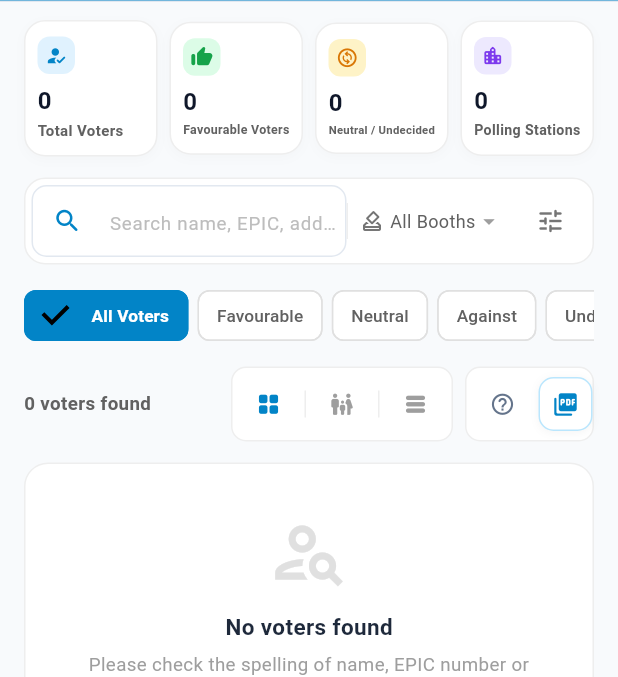
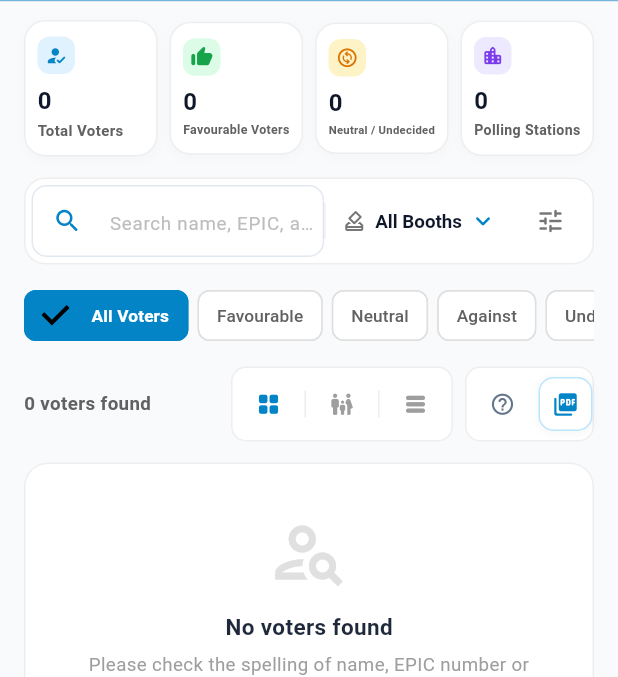
Before and after one commit to SahilParbale/Krishnaniti-App, a Flutter app: the VotersScreen screen opened directly, on a phone screen of 412 x 824 dp, the part 82-759 px from its top. Run offline on Flutter 3.47's test engine with Material 3 defaults, Android fonts, the phone set to English and light mode, and no system bars; our stand-ins replace flutter_animate, flutter_riverpod, image_picker, pdf, printing, shared_preferences and 1 more; accounts and stored records are empty; network calls fail.

Commit message:
feat(dropdown): phase 2 & 3 - convert area, booth and filter pickers to themed app dropdown in surveys, voters and diary

```diff
--- a/lib/presentation/screens/voters/voters_screen.dart
+++ b/lib/presentation/screens/voters/voters_screen.dart
@@ -1090,40 +1090,29 @@ class _VotersScreenState extends ConsumerState<VotersScreen> {
           ),
           Container(height: 24, width: 1, color: Colors.grey.shade200),
 
-          // Booth Filter Popup
-          PopupMenuButton<String>(
-            tooltip: 'Select Booth',
-            initialValue: _selectedBooth,
-            onSelected: (val) {
-              setState(() => _selectedBooth = val);
-              _loadVoters();
+          // Booth Filter Dropdown (Themed Component)
+          AppDropdown<String>(
+            value: _selectedBooth,
+            height: 36,
+            isExpanded: false,
+            backgroundColor: Colors.transparent,
+            borderColor: Colors.transparent,
+            hintText: 'Select Booth',
+            prefixIcon: Icon(
+              Icons.how_to_vote_outlined,
+              size: 16,
+              color: _selectedBooth != 'All' ? const Color(0xFF0284C7) : Colors.grey.shade600,
+            ),
+            items: [
+              const DropdownMenuItem(value: 'All', child: Text('All Booths')),
+              ..._boothsList.map((b) => DropdownMenuItem(value: b, child: Text(b))),
+            ],
+            onChanged: (val) {
+              if (val != null) {
+                setState(() => _selectedBooth = val);
+                _loadVoters();
+              }
             },
-            itemBuilder: (ctx) => [
-              const PopupMenuItem(value: 'All', child: Text('All Booths')),
-              ..._boothsList.map((b) => PopupMenuItem(value: b, child: Text(b))),
-            ],
-            child: Padding(
-              padding: const EdgeInsets.symmetric(horizontal: 8, vertical: 6),
-              child: Row(
-                children: [
-                  Icon(
-                    Icons.how_to_vote_outlined,
-                    size: 16,
-                    color: _selectedBooth != 'All' ? const Color(0xFF0284C7) : Colors.grey.shade600,
-                  ),
-                  const SizedBox(width: 4),
-                  Text(
-                    _selectedBooth == 'All' ? 'All Booths' : _selectedBooth.split('/').first,
-                    style: TextStyle(
-                      fontSize: 12,
-                      fontWeight: _selectedBooth != 'All' ? FontWeight.bold : FontWeight.normal,
-                      color: _selectedBooth != 'All' ? const Color(0xFF0284C7) : Colors.grey.shade700,
-                    ),
-                  ),
-                  const Icon(Icons.arrow_drop_down, size: 18, color: Colors.grey),
-                ],
-              ),
-            ),
           ),
 
           // Filter Button
```
Also changed, not shown: lib/presentation/screens/diary/diary_screen.dart (+17 -21 lines), lib/presentation/screens/surveys/surveys_screen.dart (+21 -30 lines).
